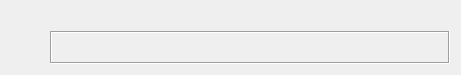
Old version of the form src/messagewidget.ui in the repository ayanko/qammer.
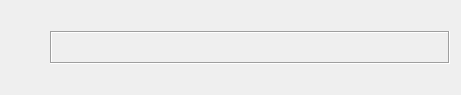
New version of the form. Icons and pictures are not drawn.

What changed in the file:
```diff
--- a/src/messagewidget.ui
+++ b/src/messagewidget.ui
@@ -7,7 +7,7 @@
     <x>0</x>
     <y>0</y>
     <width>461</width>
-    <height>73</height>
+    <height>93</height>
    </rect>
   </property>
   <property name="windowTitle">
@@ -117,6 +117,13 @@
        </property>
       </widget>
      </item>
+     <item>
+      <widget class="QLabel" name="labelStatus">
+       <property name="text">
+        <string/>
+       </property>
+      </widget>
+     </item>
     </layout>
    </item>
   </layout>
```
